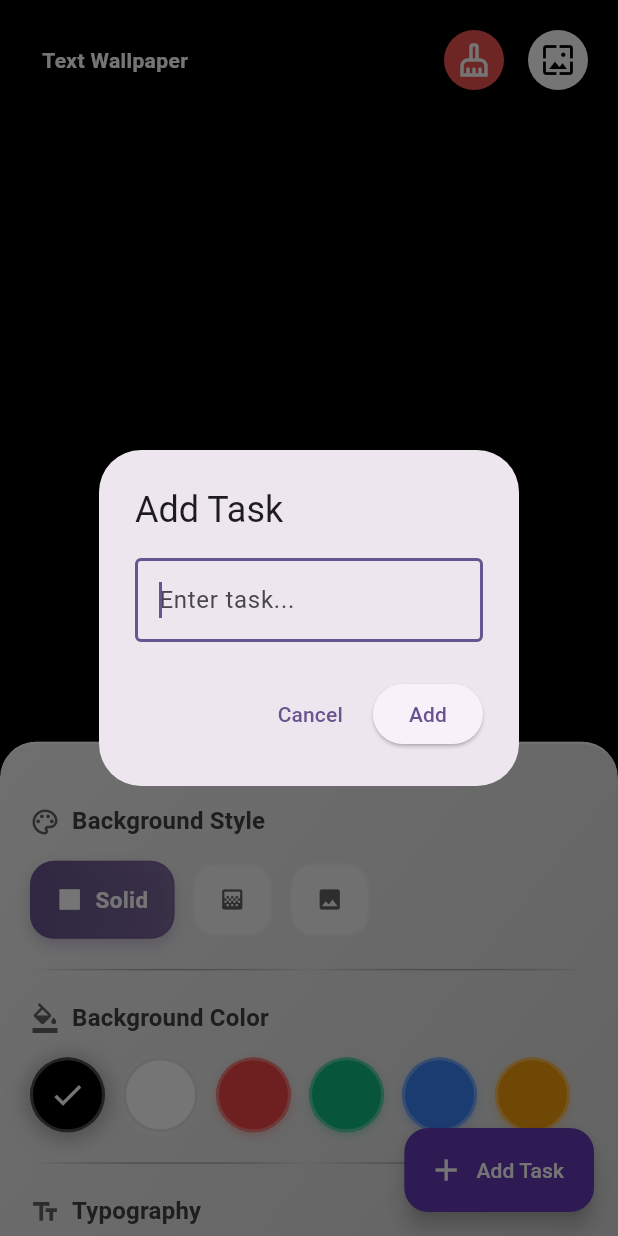
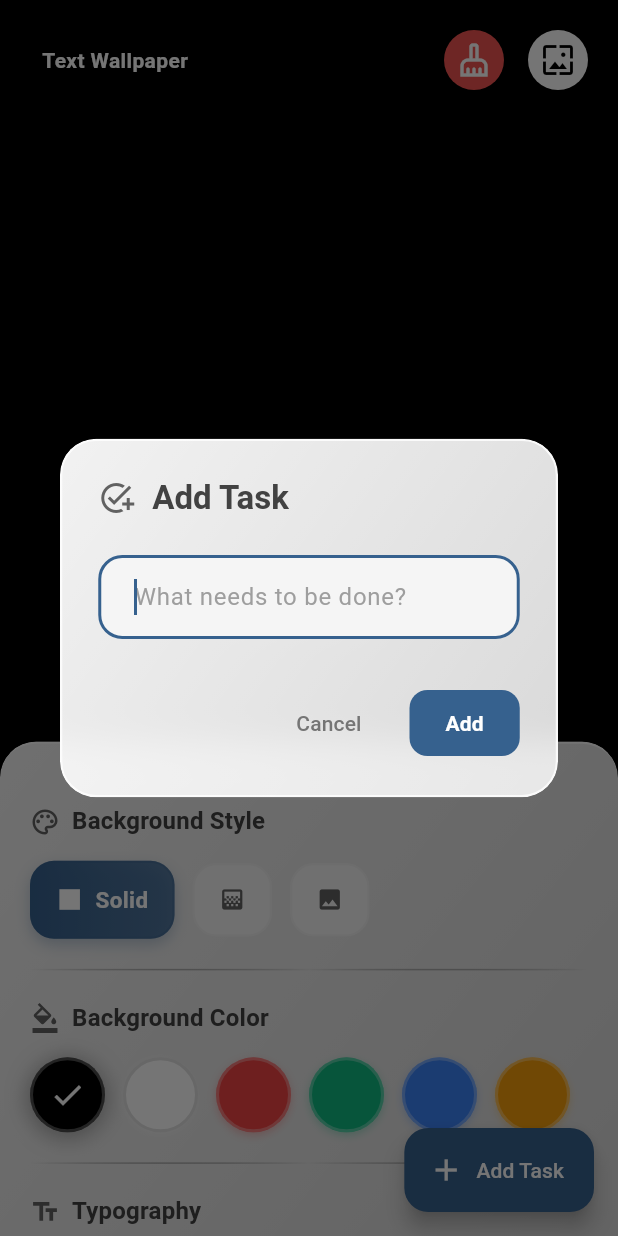
Before and after one commit to carbonanik/text_wallpaper, a Flutter app: the screen it shows after launch, after a tap on "Add Task", on a phone screen of 412 x 824 dp. Run offline on Flutter 3.47's test engine with Material 3 defaults, Android fonts, the phone set to English and light mode, and no system bars; drawn by our look-alikes of screenshot; our stand-ins replace google_fonts, permission_handler, shared_preferences; missing offline and left inert: gal, wallpaper_manager_plus.

Commit message:
fix: adjusted dialog theme

```diff
--- a/lib/main.dart
+++ b/lib/main.dart
@@ -41,7 +41,7 @@ class MyApp extends StatelessWidget {
         title: 'Text Wallpaper',
         debugShowCheckedModeBanner: false,
         theme: ThemeData(
-          colorScheme: ColorScheme.fromSeed(seedColor: Colors.deepPurple),
+          colorScheme: ColorScheme.fromSeed(seedColor: Colors.blue),
           useMaterial3: true,
         ),
         home: const HomeScreen(),
--- a/lib/providers/wallpaper_provider.dart
+++ b/lib/providers/wallpaper_provider.dart
@@ -18,7 +18,6 @@ class WallpaperProvider with ChangeNotifier {
   static const List<String> artImages = [
     'https://images.unsplash.com/photo-1550684848-fac1c5b4e853?q=80&w=1000&auto=format&fit=crop', // Abstract
     'https://images.unsplash.com/photo-1470071459604-3b5ec3a7fe05?q=80&w=1000&auto=format&fit=crop', // Nature Dark
-    // 'https://images.unsplash.com/photo-1550684847-75994168e35b?q=80&w=1000&auto=format&fit=crop', // Geometric
     'https://images.unsplash.com/32/Mc8kW4x9Q3aRR3RkP5Im_IMG_4417.jpg?q=80&w=2070&auto=format&fit=crop&ixlib=rb-4.1.0&ixid=M3wxMjA3fDB8MHxwaG90by1wYWdlfHx8fGVufDB8fHx8fA%3D%3D',
     'https://images.unsplash.com/photo-1579546929518-9e396f3cc809?q=80&w=1000&auto=format&fit=crop', // Paint
     'https://images.unsplash.com/photo-1494438639946-1ebd1d20bf85?q=80&w=1000&auto=format&fit=crop', // Minimal
--- a/lib/screens/home_screen.dart
+++ b/lib/screens/home_screen.dart
@@ -1,3 +1,4 @@
+import 'dart:ui';
 import 'package:flutter/material.dart';
 import 'package:provider/provider.dart';
 import 'package:screenshot/screenshot.dart';
@@ -107,13 +108,95 @@ class _HomeScreenState extends State<HomeScreen> {
   void _showAddTaskDialog() {
     showDialog(
       context: context,
-      builder: (context) => AlertDialog(
-        title: const Text('Add Task'),
-        content: TextField(
+      builder: (context) {
+        return Dialog(
+          backgroundColor: Colors.transparent,
+          elevation: 0,
+          child: ClipRRect(
+            borderRadius: BorderRadius.circular(24),
+            child: BackdropFilter(
+              filter: ImageFilter.blur(sigmaX: 10, sigmaY: 10),
+              child: Container(
+                padding: const EdgeInsets.all(24),
+                decoration: BoxDecoration(
+                  gradient: LinearGradient(
+                    begin: Alignment.topLeft,
+                    end: Alignment.bottomRight,
+                    colors: [
+                      Colors.white.withValues(alpha: 0.95),
+                      Colors.white.withValues(alpha: 0.85),
+                    ],
+                  ),
+                  borderRadius: BorderRadius.circular(24),
+                  border: Border.all(
+                    color: Colors.white.withValues(alpha: 0.8),
+                    width: 1.5,
+                  ),
+                  boxShadow: [
+                    BoxShadow(
+                      color: Colors.black.withValues(alpha: 0.08),
+                      blurRadius: 20,
+                      offset: const Offset(0, 10),
+                    ),
+                  ],
+                ),
+                child: Column(
+                  mainAxisSize: MainAxisSize.min,
+                  crossAxisAlignment: CrossAxisAlignment.start,
+                  children: [
+                    Row(
+                      children: [
+                        Icon(
+                          Icons.add_task,
+                          size: 24,
+                          color: Colors.grey.shade700,
+                        ),
+                        const SizedBox(width: 12),
+                        Text(
+                          'Add Task',
+                          style: Theme.of(context).textTheme.titleLarge
+                              ?.copyWith(
+                                fontWeight: FontWeight.w600,
+                                color: Colors.grey.shade800,
+                              ),
+                        ),
+                      ],
+                    ),
+                    const SizedBox(height: 24),
+                    TextField(
                       controller: _todoController,
-          decoration: const InputDecoration(
-            hintText: 'Enter task...',
-            border: OutlineInputBorder(),
+                      style: TextStyle(color: Colors.grey.shade800),
+                      cursorColor: Theme.of(context).primaryColor,
+                      decoration: InputDecoration(
+                        hintText: 'What needs to be done?',
+                        hintStyle: TextStyle(color: Colors.grey.shade500),
+                        filled: true,
+                        fillColor: Colors.grey.shade100,
+                        border: OutlineInputBorder(
+                          borderRadius: BorderRadius.circular(16),
+                          borderSide: BorderSide(
+                            color: Colors.grey.shade200,
+                            width: 1.5,
+                          ),
+                        ),
+                        enabledBorder: OutlineInputBorder(
+                          borderRadius: BorderRadius.circular(16),
+                          borderSide: BorderSide(
+                            color: Colors.grey.shade200,
+                            width: 1.5,
+                          ),
+                        ),
+                        focusedBorder: OutlineInputBorder(
+                          borderRadius: BorderRadius.circular(16),
+                          borderSide: BorderSide(
+                            color: Theme.of(context).primaryColor,
+                            width: 2,
+                          ),
+                        ),
+                        contentPadding: const EdgeInsets.symmetric(
+                          horizontal: 20,
+                          vertical: 16,
+                        ),
                       ),
                       autofocus: true,
                       onSubmitted: (_) {
@@ -121,20 +204,53 @@ class _HomeScreenState extends State<HomeScreen> {
                         Navigator.pop(context);
                       },
                     ),
-        actions: [
+                    const SizedBox(height: 32),
+                    Row(
+                      mainAxisAlignment: MainAxisAlignment.end,
+                      children: [
                         TextButton(
                           onPressed: () => Navigator.pop(context),
+                          style: TextButton.styleFrom(
+                            foregroundColor: Colors.grey.shade600,
+                            padding: const EdgeInsets.symmetric(
+                              horizontal: 20,
+                              vertical: 12,
+                            ),
+                          ),
                           child: const Text('Cancel'),
                         ),
+                        const SizedBox(width: 12),
                         ElevatedButton(
                           onPressed: () {
                             _addTodo();
                             Navigator.pop(context);
                           },
-            child: const Text('Add'),
+                          style: ElevatedButton.styleFrom(
+                            backgroundColor: Theme.of(context).primaryColor,
+                            foregroundColor: Colors.white,
+                            elevation: 0,
+                            padding: const EdgeInsets.symmetric(
+                              horizontal: 24,
+                              vertical: 12,
+                            ),
+                            shape: RoundedRectangleBorder(
+                              borderRadius: BorderRadius.circular(12),
+                            ),
+                          ),
+                          child: const Text(
+                            'Add',
+                            style: TextStyle(fontWeight: FontWeight.w600),
+                          ),
                         ),
                       ],
                     ),
+                  ],
+                ),
+              ),
+            ),
+          ),
+        );
+      },
     );
   }
 
@@ -248,14 +364,14 @@ class _HomeScreenState extends State<HomeScreen> {
           ),
 
           // Style Selector Bottom Sheet (Draggable)
-          const StyleSelector(),
+          StyleSelector(),
         ],
       ),
       floatingActionButton: FloatingActionButton.extended(
         onPressed: _showAddTaskDialog,
         icon: const Icon(Icons.add),
         label: const Text('Add Task'),
-        backgroundColor: Colors.deepPurple,
+        backgroundColor: Theme.of(context).primaryColor,
         foregroundColor: Colors.white,
       ),
       floatingActionButtonLocation: FloatingActionButtonLocation.endFloat,
```
Lines whose indentation alone changed are shown as unchanged.
